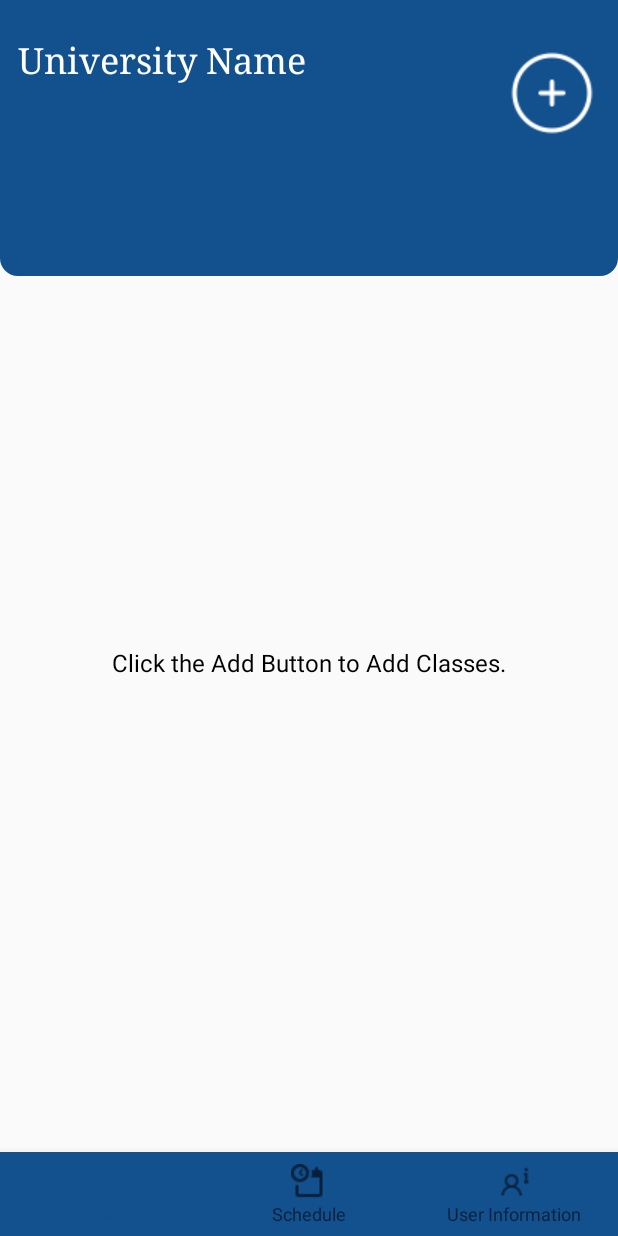
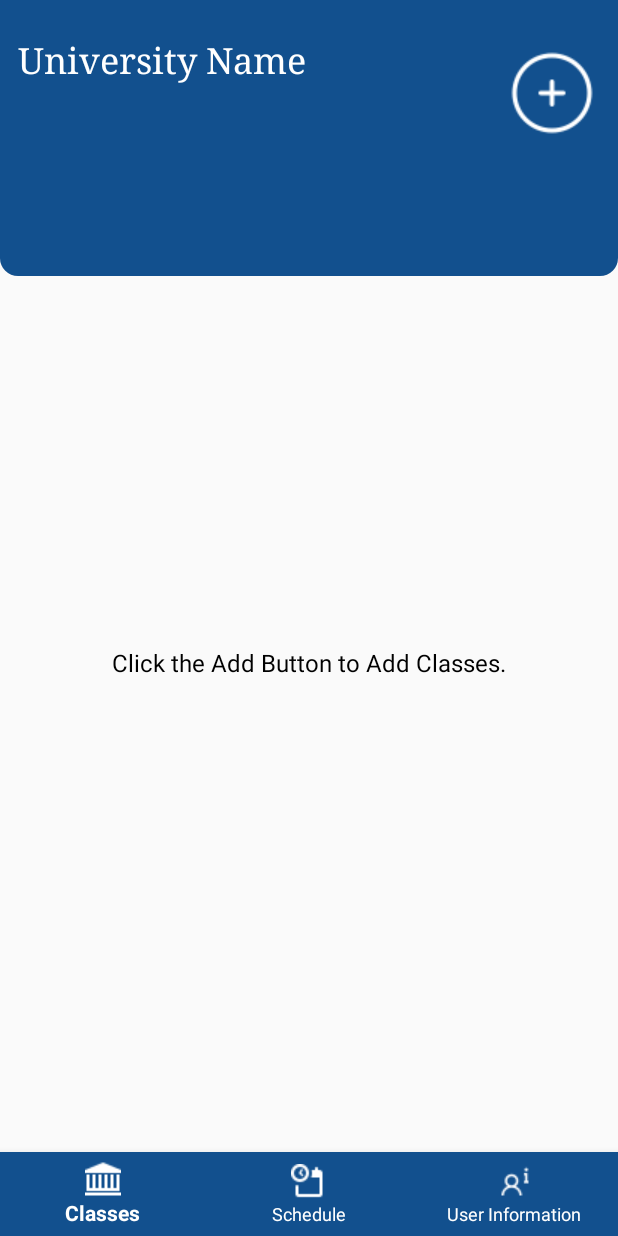
Before and after one commit to sahibdeep07/Studentify, an Android app: the HomeActivity screen opened directly, with no data from a screen before it, on a phone screen of 412 x 824 dp. Run offline under Robolectric (Android 15) with nearby library versions, the phone set to English and light mode, and no system bars; our stand-ins replace ButterKnife, Room's generated code; 4 statements that could not run were skipped.

Commit message:
Fix Bottom Nav Icon  Color and Text

```diff
--- a/app/src/main/res/layout/activity_home.xml
+++ b/app/src/main/res/layout/activity_home.xml
@@ -16,6 +16,8 @@
         android:background="@color/colorPrimary"
         app:layout_constraintBottom_toBottomOf="parent"
         app:layout_constraintLeft_toLeftOf="parent"
+        app:itemIconTint="@color/colorAccent"
+        app:itemTextColor="@color/colorAccent"
         app:layout_constraintRight_toRightOf="parent"
         app:menu="@menu/bottom_nav_menu" />
 
```
